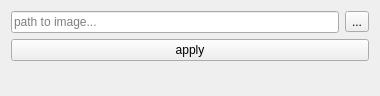
Above: src/view/ui/LoadImage.ui from Hboni/francis before the change. Below: the same form after it.
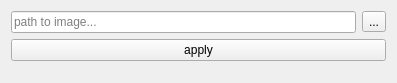
That is the form after the change.

Commit message: [#39] add image info extraction module (min/max)

What changed in the file:
```diff
--- a/src/view/ui/LoadImage.ui
+++ b/src/view/ui/LoadImage.ui
@@ -6,8 +6,8 @@
    <rect>
     <x>0</x>
     <y>0</y>
-    <width>380</width>
-    <height>96</height>
+    <width>397</width>
+    <height>83</height>
    </rect>
   </property>
   <property name="windowTitle">
@@ -43,26 +43,13 @@
        </item>
       </layout>
      </item>
-     <item>
+     <item alignment="Qt::AlignTop">
       <widget class="QPushButton" name="apply">
        <property name="text">
         <string>apply</string>
        </property>
       </widget>
      </item>
-     <item>
-      <spacer name="verticalSpacer">
-       <property name="orientation">
-        <enum>Qt::Vertical</enum>
-       </property>
-       <property name="sizeHint" stdset="0">
-        <size>
-         <width>20</width>
-         <height>40</height>
-        </size>
-       </property>
-      </spacer>
-     </item>
     </layout>
    </item>
   </layout>
```
The commit also changes 9 other files.
